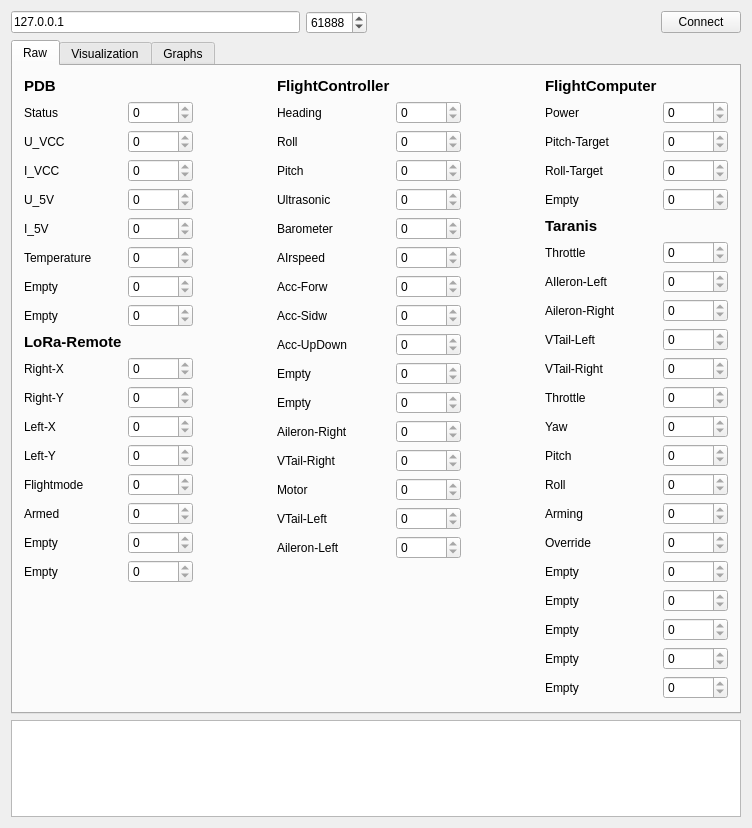
ToolboxPlane/util, file Ground Station/mainwindow.ui: the form before one commit.
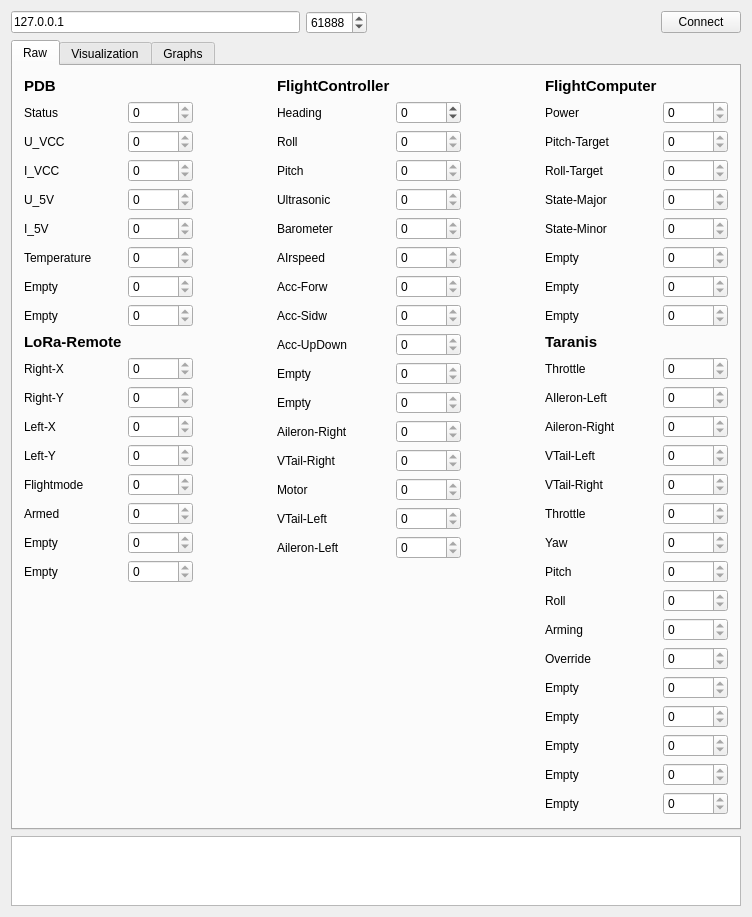
The form after the commit.

Commit message: Added more flight computer data

```diff
--- a/Ground Station/mainwindow.ui
+++ b/Ground Station/mainwindow.ui
@@ -446,19 +446,6 @@
             </property>
            </widget>
           </item>
-          <item row="1" column="1">
-           <widget class="QSpinBox" name="fc0">
-            <property name="readOnly">
-             <bool>true</bool>
-            </property>
-            <property name="minimum">
-             <number>-65535</number>
-            </property>
-            <property name="maximum">
-             <number>65535</number>
-            </property>
-           </widget>
-          </item>
           <item row="2" column="0">
            <widget class="QLabel" name="label_2">
             <property name="text">
@@ -773,6 +760,16 @@
             </property>
            </widget>
           </item>
+          <item row="1" column="1">
+           <widget class="QSpinBox" name="fc0">
+            <property name="minimum">
+             <number>-65535</number>
+            </property>
+            <property name="maximum">
+             <number>65535</number>
+            </property>
+           </widget>
+          </item>
          </layout>
         </item>
         <item>
@@ -867,7 +864,7 @@
           <item row="4" column="0">
            <widget class="QLabel" name="label_36">
             <property name="text">
-             <string>Empty</string>
+             <string>State-Major</string>
             </property>
            </widget>
           </item>
@@ -884,7 +881,7 @@
             </property>
            </widget>
           </item>
-          <item row="5" column="0">
+          <item row="9" column="0">
            <widget class="QLabel" name="label_57">
             <property name="font">
              <font>
@@ -898,14 +895,14 @@
             </property>
            </widget>
           </item>
-          <item row="6" column="0">
+          <item row="10" column="0">
            <widget class="QLabel" name="label_37">
             <property name="text">
              <string>Throttle</string>
             </property>
            </widget>
           </item>
-          <item row="6" column="1">
+          <item row="10" column="1">
            <widget class="QSpinBox" name="ta0">
             <property name="readOnly">
              <bool>true</bool>
@@ -918,14 +915,14 @@
             </property>
            </widget>
           </item>
-          <item row="7" column="0">
+          <item row="11" column="0">
            <widget class="QLabel" name="label_38">
             <property name="text">
              <string>AIleron-Left</string>
             </property>
            </widget>
           </item>
-          <item row="7" column="1">
+          <item row="11" column="1">
            <widget class="QSpinBox" name="ta1">
             <property name="readOnly">
              <bool>true</bool>
@@ -938,14 +935,14 @@
             </property>
            </widget>
           </item>
-          <item row="8" column="0">
+          <item row="12" column="0">
            <widget class="QLabel" name="label_39">
             <property name="text">
              <string>Aileron-Right</string>
             </property>
            </widget>
           </item>
-          <item row="8" column="1">
+          <item row="12" column="1">
            <widget class="QSpinBox" name="ta2">
             <property name="readOnly">
              <bool>true</bool>
@@ -958,14 +955,14 @@
             </property>
            </widget>
           </item>
-          <item row="9" column="0">
+          <item row="13" column="0">
            <widget class="QLabel" name="label_40">
             <property name="text">
              <string>VTail-Left</string>
             </property>
            </widget>
           </item>
-          <item row="9" column="1">
+          <item row="13" column="1">
            <widget class="QSpinBox" name="ta3">
             <property name="readOnly">
              <bool>true</bool>
@@ -978,14 +975,14 @@
             </property>
            </widget>
           </item>
-          <item row="10" column="0">
+          <item row="14" column="0">
            <widget class="QLabel" name="label_41">
             <property name="text">
              <string>VTail-Right</string>
             </property>
            </widget>
           </item>
-          <item row="10" column="1">
+          <item row="14" column="1">
            <widget class="QSpinBox" name="ta4">
             <property name="readOnly">
              <bool>true</bool>
@@ -998,14 +995,14 @@
             </property>
            </widget>
           </item>
-          <item row="11" column="0">
+          <item row="15" column="0">
            <widget class="QLabel" name="label_42">
             <property name="text">
              <string>Throttle</string>
             </property>
            </widget>
           </item>
-          <item row="11" column="1">
+          <item row="15" column="1">
            <widget class="QSpinBox" name="ta5">
             <property name="readOnly">
              <bool>true</bool>
@@ -1018,14 +1015,14 @@
             </property>
            </widget>
           </item>
-          <item row="12" column="0">
+          <item row="16" column="0">
            <widget class="QLabel" name="label_43">
             <property name="text">
              <string>Yaw</string>
             </property>
            </widget>
           </item>
-          <item row="12" column="1">
+          <item row="16" column="1">
            <widget class="QSpinBox" name="ta6">
             <property name="readOnly">
              <bool>true</bool>
@@ -1038,14 +1035,14 @@
             </property>
            </widget>
           </item>
-          <item row="13" column="0">
+          <item row="17" column="0">
            <widget class="QLabel" name="label_44">
             <property name="text">
              <string>Pitch</string>
             </property>
            </widget>
           </item>
-          <item row="13" column="1">
+          <item row="17" column="1">
            <widget class="QSpinBox" name="ta7">
             <property name="readOnly">
              <bool>true</bool>
@@ -1058,14 +1055,14 @@
             </property>
            </widget>
           </item>
-          <item row="14" column="0">
+          <item row="18" column="0">
            <widget class="QLabel" name="label_45">
             <property name="text">
              <string>Roll</string>
             </property>
            </widget>
           </item>
-          <item row="14" column="1">
+          <item row="18" column="1">
            <widget class="QSpinBox" name="ta8">
             <property name="readOnly">
              <bool>true</bool>
@@ -1078,14 +1075,14 @@
             </property>
            </widget>
           </item>
-          <item row="15" column="0">
+          <item row="19" column="0">
            <widget class="QLabel" name="label_46">
             <property name="text">
              <string>Arming</string>
             </property>
            </widget>
           </item>
-          <item row="15" column="1">
+          <item row="19" column="1">
            <widget class="QSpinBox" name="ta9">
             <property name="readOnly">
              <bool>true</bool>
@@ -1098,14 +1095,14 @@
             </property>
            </widget>
           </item>
-          <item row="16" column="0">
+          <item row="20" column="0">
            <widget class="QLabel" name="label_47">
             <property name="text">
              <string>Override</string>
             </property>
            </widget>
           </item>
-          <item row="16" column="1">
+          <item row="20" column="1">
            <widget class="QSpinBox" name="ta10">
             <property name="readOnly">
              <bool>true</bool>
@@ -1118,14 +1115,14 @@
             </property>
            </widget>
           </item>
-          <item row="17" column="0">
+          <item row="21" column="0">
            <widget class="QLabel" name="label_48">
             <property name="text">
              <string>Empty</string>
             </property>
            </widget>
           </item>
-          <item row="17" column="1">
+          <item row="21" column="1">
            <widget class="QSpinBox" name="ta11">
             <property name="readOnly">
              <bool>true</bool>
@@ -1138,14 +1135,14 @@
             </property>
            </widget>
           </item>
-          <item row="18" column="0">
+          <item row="22" column="0">
            <widget class="QLabel" name="label_49">
             <property name="text">
              <string>Empty</string>
             </property>
            </widget>
           </item>
-          <item row="18" column="1">
+          <item row="22" column="1">
            <widget class="QSpinBox" name="ta12">
             <property name="readOnly">
              <bool>true</bool>
@@ -1158,14 +1155,14 @@
             </property>
            </widget>
           </item>
-          <item row="19" column="0">
+          <item row="23" column="0">
            <widget class="QLabel" name="label_50">
             <property name="text">
              <string>Empty</string>
             </property>
            </widget>
           </item>
-          <item row="19" column="1">
+          <item row="23" column="1">
            <widget class="QSpinBox" name="ta13">
             <property name="readOnly">
              <bool>true</bool>
@@ -1178,14 +1175,14 @@
             </property>
            </widget>
           </item>
-          <item row="20" column="0">
+          <item row="24" column="0">
            <widget class="QLabel" name="label_51">
             <property name="text">
              <string>Empty</string>
             </property>
            </widget>
           </item>
-          <item row="20" column="1">
+          <item row="24" column="1">
            <widget class="QSpinBox" name="ta14">
             <property name="readOnly">
              <bool>true</bool>
@@ -1198,14 +1195,14 @@
             </property>
            </widget>
           </item>
-          <item row="21" column="0">
+          <item row="25" column="0">
            <widget class="QLabel" name="label_52">
             <property name="text">
              <string>Empty</string>
             </property>
            </widget>
           </item>
-          <item row="21" column="1">
+          <item row="25" column="1">
            <widget class="QSpinBox" name="ta15">
             <property name="readOnly">
              <bool>true</bool>
@@ -1218,6 +1215,86 @@
             </property>
            </widget>
           </item>
+          <item row="5" column="0">
+           <widget class="QLabel" name="label_66">
+            <property name="text">
+             <string>State-Minor</string>
+            </property>
+           </widget>
+          </item>
+          <item row="6" column="0">
+           <widget class="QLabel" name="label_67">
+            <property name="text">
+             <string>Empty</string>
+            </property>
+           </widget>
+          </item>
+          <item row="7" column="0">
+           <widget class="QLabel" name="label_68">
+            <property name="text">
+             <string>Empty</string>
+            </property>
+           </widget>
+          </item>
+          <item row="8" column="0">
+           <widget class="QLabel" name="label_69">
+            <property name="text">
+             <string>Empty</string>
+            </property>
+           </widget>
+          </item>
+          <item row="5" column="1">
+           <widget class="QSpinBox" name="fcp4">
+            <property name="readOnly">
+             <bool>true</bool>
+            </property>
+            <property name="minimum">
+             <number>-65535</number>
+            </property>
+            <property name="maximum">
+             <number>65535</number>
+            </property>
+           </widget>
+          </item>
+          <item row="6" column="1">
+           <widget class="QSpinBox" name="fcp5">
+            <property name="readOnly">
+             <bool>true</bool>
+            </property>
+            <property name="minimum">
+             <number>-65535</number>
+            </property>
+            <property name="maximum">
+             <number>65535</number>
+            </property>
+           </widget>
+          </item>
+          <item row="7" column="1">
+           <widget class="QSpinBox" name="fcp6">
+            <property name="readOnly">
+             <bool>true</bool>
+            </property>
+            <property name="minimum">
+             <number>-65535</number>
+            </property>
+            <property name="maximum">
+             <number>65535</number>
+            </property>
+           </widget>
+          </item>
+          <item row="8" column="1">
+           <widget class="QSpinBox" name="fcp7">
+            <property name="readOnly">
+             <bool>true</bool>
+            </property>
+            <property name="minimum">
+             <number>-65535</number>
+            </property>
+            <property name="maximum">
+             <number>65535</number>
+            </property>
+           </widget>
+          </item>
          </layout>
         </item>
        </layout>
```
The commit also changes 1 other file.
